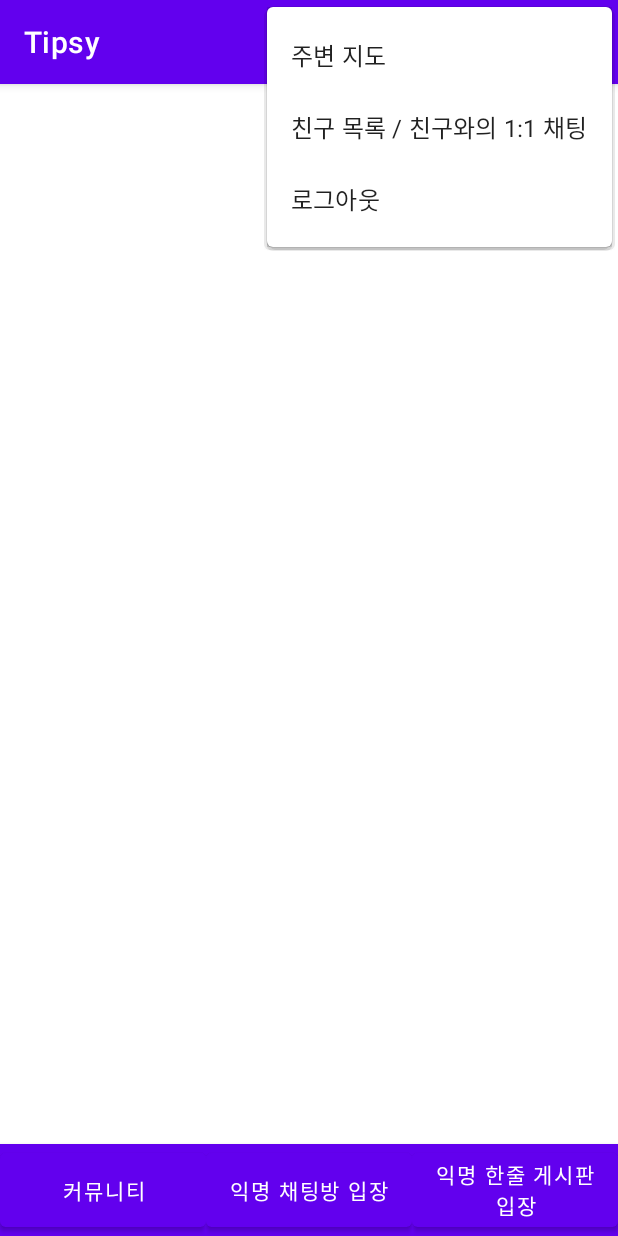
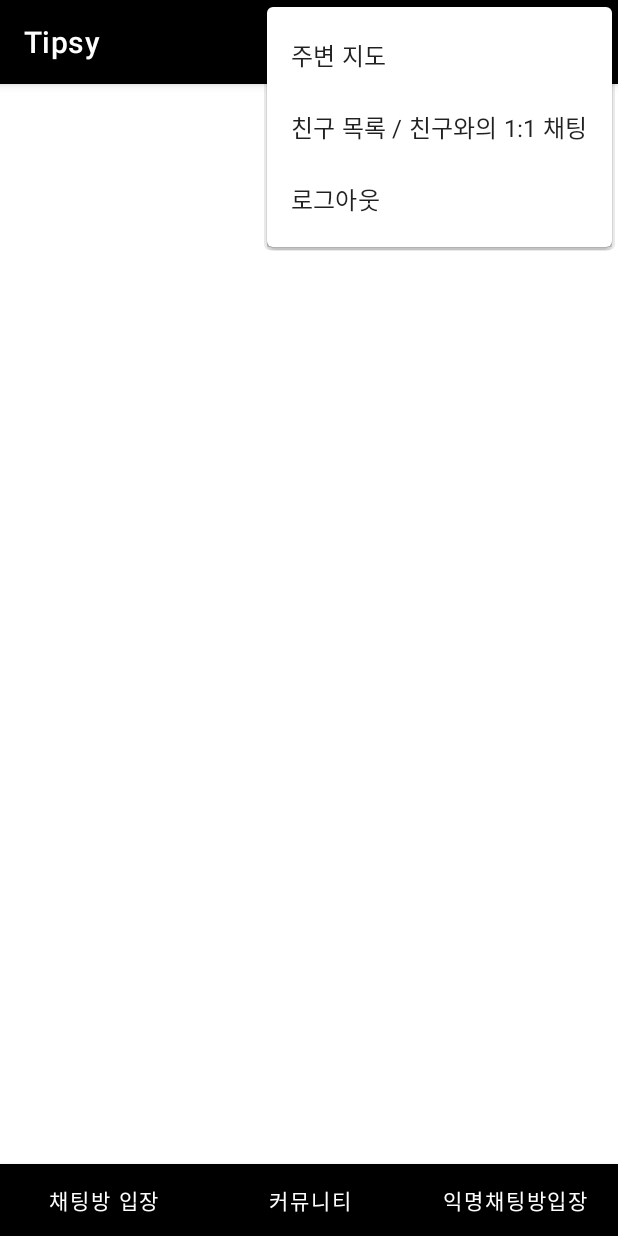
Before and after one commit to Hyojinko/Tipsy-2021-MP-, an Android app: the screen it shows after launch once a user with an empty profile is signed in (MainActivity), with the options menu open, on a phone screen of 412 x 824 dp. Run offline under Robolectric (Android 15) with nearby library versions, the phone set to English and light mode, and no system bars; our stand-ins replace Firebase (no records; nobody signed in at launch, a user with empty details on screens opened directly); libraries missing offline, so code that uses them is left out: com.nhn.android.

Commit message:
Sets main theme, and with minor main change

```diff
--- a/app/src/main/res/layout/activity_main.xml
+++ b/app/src/main/res/layout/activity_main.xml
@@ -36,7 +36,7 @@
                     <ViewFlipper
                         android:id="@+id/image_slide"
                         android:layout_width="match_parent"
-                        android:layout_height="200dp"/>
+                        android:layout_height="match_parent"/>
                 </LinearLayout>
             </ScrollView>
 
@@ -58,10 +58,26 @@
                     android:layout_height="match_parent"
                     android:layout_weight="1"
                     android:orientation="horizontal">
+                    <Button
+                        android:layout_weight="1"
+                        android:layout_width="match_parent"
+                        android:layout_height="match_parent"
+                        android:id="@+id/roombutton"
+                        android:singleLine="true"
+                        android:text="채팅방 입장"/>
+
+
+                </LinearLayout>
+                <LinearLayout
+                    android:layout_width="match_parent"
+                    android:layout_height="match_parent"
+                    android:layout_weight="1"
+                    android:orientation="horizontal">
 
                     <Button
                         android:id="@+id/community"
                         android:layout_width="match_parent"
+                        android:singleLine="true"
                         android:layout_height="match_parent"
                         android:layout_weight="1"
                         android:text="커뮤니티" />
@@ -73,24 +89,11 @@
                     android:layout_weight="1"
                     android:orientation="horizontal">
                     <Button
-                        android:layout_weight="1"
                         android:layout_width="match_parent"
                         android:layout_height="match_parent"
-                        android:id="@+id/roombutton"
-                        android:text="익명 채팅방 입장"/>
-
-
-                </LinearLayout>
-                <LinearLayout
-                    android:layout_width="match_parent"
-                    android:layout_height="match_parent"
-                    android:layout_weight="1"
-                    android:orientation="horizontal">
-                    <Button
-                        android:layout_width="match_parent"
-                        android:layout_height="match_parent"
+                        android:singleLine="true"
                         android:id="@+id/communitybutton"
-                        android:text="익명 한줄 게시판 입장"/>
+                        android:text="익명채팅방입장"/>
 
 
                 </LinearLayout>
--- a/app/src/main/res/values-night/themes.xml
+++ b/app/src/main/res/values-night/themes.xml
@@ -2,12 +2,12 @@
     <!-- Base application theme. -->
     <style name="Theme.Tipsy" parent="Theme.MaterialComponents.DayNight.DarkActionBar">
         <!-- Primary brand color. -->
-        <item name="colorPrimary">@color/purple_200</item>
-        <item name="colorPrimaryVariant">@color/purple_700</item>
+        <item name="colorPrimary">@color/black</item>
+        <item name="colorPrimaryVariant">@color/black</item>
         <item name="colorOnPrimary">@color/black</item>
         <!-- Secondary brand color. -->
-        <item name="colorSecondary">@color/teal_200</item>
-        <item name="colorSecondaryVariant">@color/teal_200</item>
+        <item name="colorSecondary">@color/black</item>
+        <item name="colorSecondaryVariant">@color/black</item>
         <item name="colorOnSecondary">@color/black</item>
         <!-- Status bar color. -->
         <item name="android:statusBarColor" tools:targetApi="l">?attr/colorPrimaryVariant</item>
--- a/app/src/main/res/values/themes.xml
+++ b/app/src/main/res/values/themes.xml
@@ -2,12 +2,12 @@
     <!-- Base application theme. -->
     <style name="Theme.Tipsy" parent="Theme.MaterialComponents.DayNight.DarkActionBar">
         <!-- Primary brand color. -->
-        <item name="colorPrimary">@color/purple_500</item>
-        <item name="colorPrimaryVariant">@color/purple_700</item>
+        <item name="colorPrimary">@color/black</item>
+        <item name="colorPrimaryVariant">@color/black</item>
         <item name="colorOnPrimary">@color/white</item>
         <!-- Secondary brand color. -->
-        <item name="colorSecondary">@color/teal_200</item>
-        <item name="colorSecondaryVariant">@color/teal_700</item>
+        <item name="colorSecondary">@color/black</item>
+        <item name="colorSecondaryVariant">@color/black</item>
         <item name="colorOnSecondary">@color/black</item>
         <!-- Status bar color. -->
         <item name="android:statusBarColor" tools:targetApi="l">?attr/colorPrimaryVariant</item>
```
